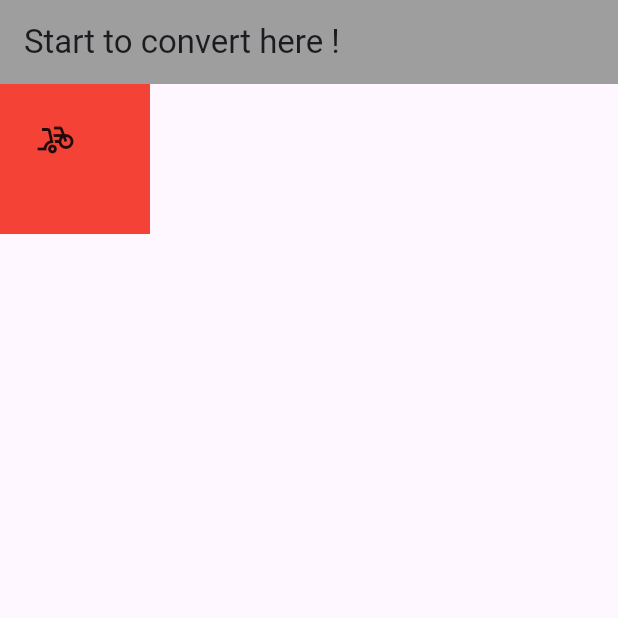
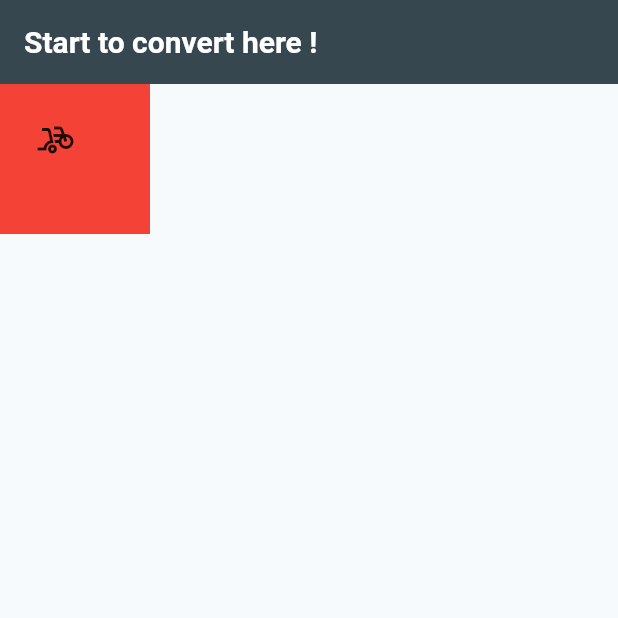
Before and after one commit to aschneiderGit/converter, a Flutter app: the screen it shows after launch, on a phone screen of 412 x 824 dp, the top half of it. Run offline on Flutter 3.47's test engine with Material 3 defaults, Android fonts, the phone set to English and light mode, and no system bars.

Commit message:
main theme ?

```diff
--- a/lib/core/l10n/app_en.arb
+++ b/lib/core/l10n/app_en.arb
@@ -1,4 +1,5 @@
 {
+    "@@locale": "en",
     "titleApp": "Converter",
     "appBar": "Start to convert here !"
 }
--- /dev/null
+++ b/lib/core/theme/main_theme.dart
@@ -0,0 +1,24 @@
+import 'package:flutter/material.dart';
+
+ThemeData mainTheme = ThemeData(
+  colorScheme: ColorScheme.fromSeed(seedColor: Colors.blueGrey),
+
+  appBarTheme: AppBarTheme(
+    backgroundColor: Colors.blueGrey[800],
+    foregroundColor: Colors.blueGrey[800],
+    titleTextStyle: TextStyle(
+      color: Colors.white,
+      fontSize: 20,
+      fontWeight: FontWeight.bold,
+    ),
+  ),
+  buttonTheme: ButtonThemeData(
+    buttonColor: Colors.blueGrey[600],
+    textTheme: ButtonTextTheme.primary,
+  ),
+  textTheme: TextTheme(
+    bodyMedium: TextStyle(color: Colors.black),
+    headlineMedium: TextStyle(color: Colors.blueGrey[800], fontSize: 24),
+  ),
+  brightness: Brightness.light,
+);
--- a/lib/main.dart
+++ b/lib/main.dart
@@ -1,3 +1,4 @@
+import 'package:converter/core/theme/main_theme.dart';
 import 'package:converter/widgets/home.dart';
 import 'package:flutter/material.dart';
 import 'package:flutter_localizations/flutter_localizations.dart';
@@ -25,9 +26,7 @@ class Converter extends StatelessWidget {
         Locale('en'), // English
         Locale('fr'), // Spanish
       ],
-      theme: ThemeData(
-        colorScheme: ColorScheme.fromSeed(seedColor: Colors.deepPurple),
-      ),
+      theme: mainTheme,
       home: Home(),
     );
   }
--- a/lib/widgets/home.dart
+++ b/lib/widgets/home.dart
@@ -7,10 +7,7 @@ class Home extends StatelessWidget {
   @override
   Widget build(BuildContext context) {
     return Scaffold(
-      appBar: AppBar(
-        backgroundColor: Colors.grey,
-        title: Text(AppLocalizations.of(context)!.appBar),
-      ),
+      appBar: AppBar(title: Text(AppLocalizations.of(context)!.appBar)),
       body: Stack(
         children: [
           Container(color: Colors.red, height: 100, width: 100),
```
